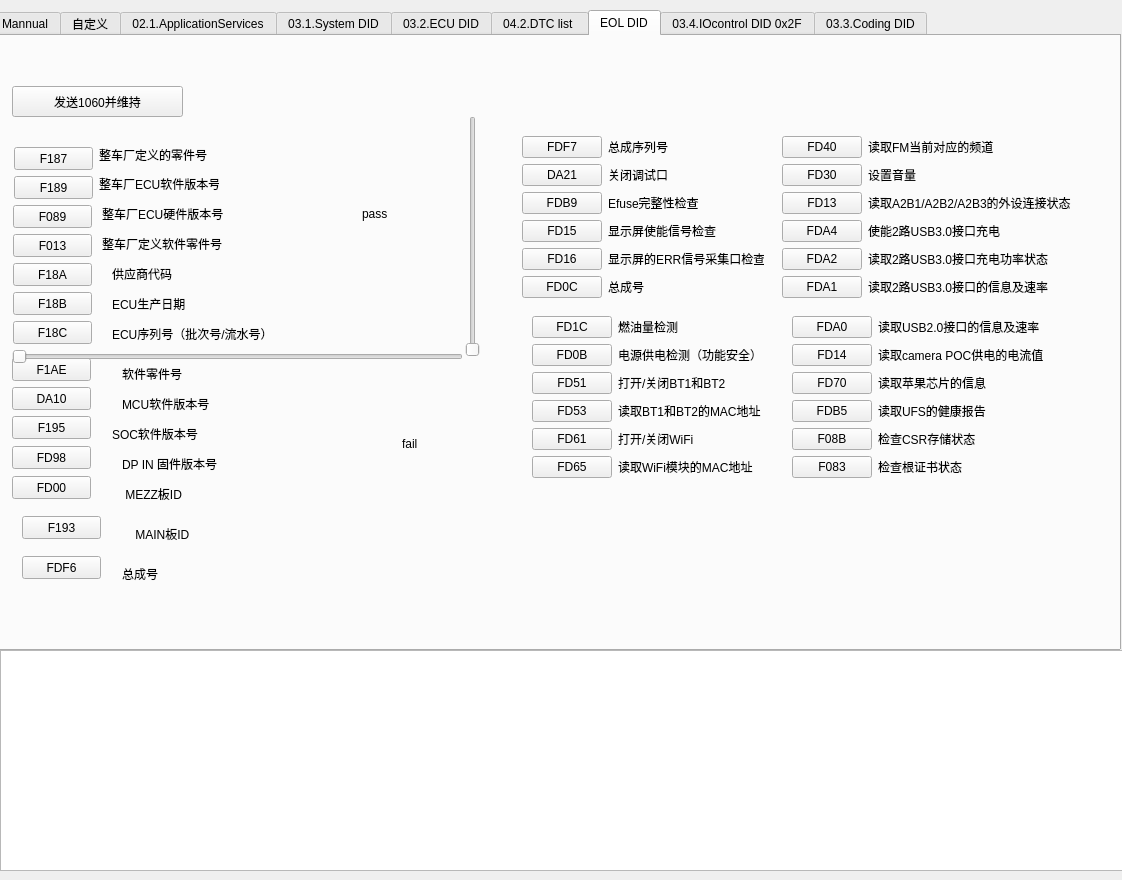
The window that DoIP.ui (july5700/CheryDoIP) describes before a commit, drawn with Qt 5.
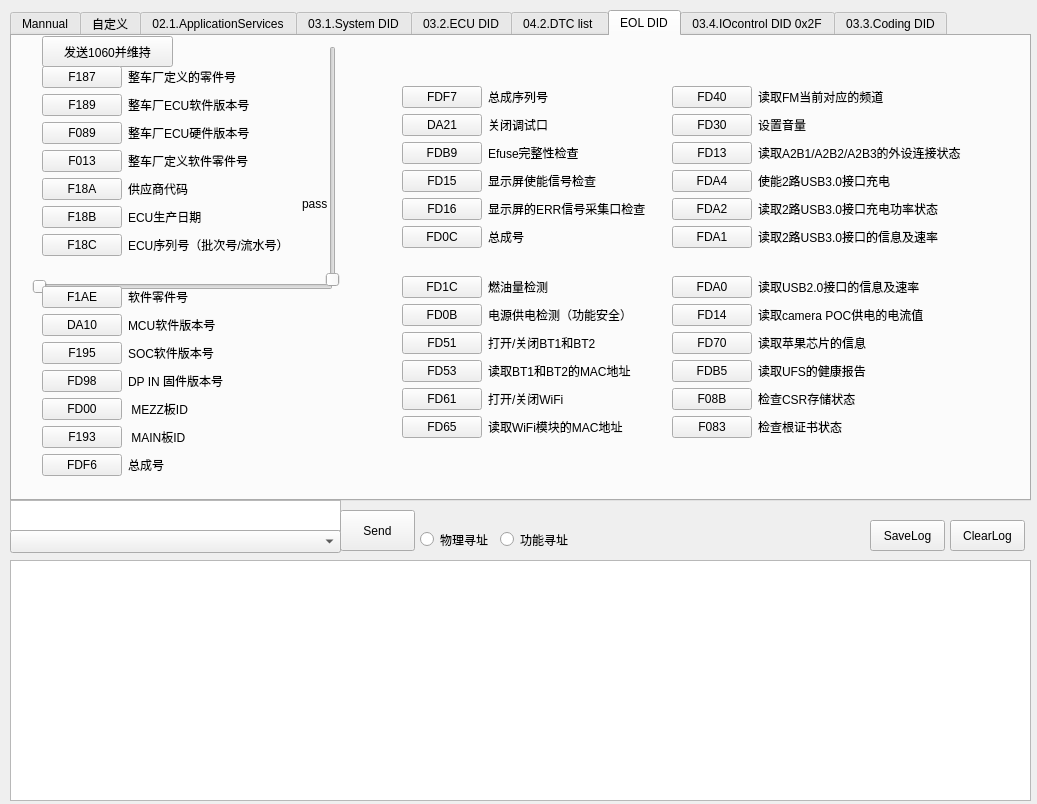
The same window after the commit. The open tabs and pages were chosen to show the change.

The edit to the form file:
```diff
--- a/DoIP.ui
+++ b/DoIP.ui
@@ -6,8 +6,8 @@
    <rect>
     <x>0</x>
     <y>0</y>
-    <width>1122</width>
-    <height>880</height>
+    <width>1037</width>
+    <height>804</height>
    </rect>
   </property>
   <property name="windowTitle">
@@ -16,10 +16,10 @@
   <widget class="QTabWidget" name="tabWidget">
    <property name="geometry">
     <rect>
-     <x>-10</x>
+     <x>10</x>
      <y>10</y>
-     <width>1131</width>
-     <height>641</height>
+     <width>1021</width>
+     <height>491</height>
     </rect>
    </property>
    <property name="currentIndex">
@@ -29,111 +29,6 @@
     <attribute name="title">
      <string>Mannual</string>
     </attribute>
-    <widget class="QTextEdit" name="textEdit_free_input">
-     <property name="geometry">
-      <rect>
-       <x>50</x>
-       <y>260</y>
-       <width>331</width>
-       <height>41</height>
-      </rect>
-     </property>
-     <property name="html">
-      <string>&lt;!DOCTYPE HTML PUBLIC &quot;-//W3C//DTD HTML 4.0//EN&quot; &quot;http://www.w3.org/TR/REC-html40/strict.dtd&quot;&gt;
-&lt;html&gt;&lt;head&gt;&lt;meta name=&quot;qrichtext&quot; content=&quot;1&quot; /&gt;&lt;meta charset=&quot;utf-8&quot; /&gt;&lt;style type=&quot;text/css&quot;&gt;
-p, li { white-space: pre-wrap; }
-hr { height: 1px; border-width: 0; }
-li.unchecked::marker { content: &quot;\2610&quot;; }
-li.checked::marker { content: &quot;\2612&quot;; }
-&lt;/style&gt;&lt;/head&gt;&lt;body style=&quot; font-family:'Microsoft YaHei UI'; font-size:9pt; font-weight:400; font-style:normal;&quot;&gt;
-&lt;p style=&quot;-qt-paragraph-type:empty; margin-top:0px; margin-bottom:0px; margin-left:0px; margin-right:0px; -qt-block-indent:0; text-indent:0px;&quot;&gt;&lt;br /&gt;&lt;/p&gt;&lt;/body&gt;&lt;/html&gt;</string>
-     </property>
-    </widget>
-    <widget class="QPushButton" name="pushButton_send">
-     <property name="geometry">
-      <rect>
-       <x>410</x>
-       <y>260</y>
-       <width>75</width>
-       <height>41</height>
-      </rect>
-     </property>
-     <property name="text">
-      <string>Send</string>
-     </property>
-    </widget>
-    <widget class="QPushButton" name="pushButton_clear_log">
-     <property name="geometry">
-      <rect>
-       <x>510</x>
-       <y>260</y>
-       <width>75</width>
-       <height>41</height>
-      </rect>
-     </property>
-     <property name="text">
-      <string>ClearLog</string>
-     </property>
-    </widget>
-    <widget class="QComboBox" name="comboBox">
-     <property name="geometry">
-      <rect>
-       <x>50</x>
-       <y>310</y>
-       <width>331</width>
-       <height>23</height>
-      </rect>
-     </property>
-    </widget>
-    <widget class="QRadioButton" name="radioButton_functional">
-     <property name="geometry">
-      <rect>
-       <x>510</x>
-       <y>320</y>
-       <width>98</width>
-       <height>19</height>
-      </rect>
-     </property>
-     <property name="text">
-      <string>功能寻址</string>
-     </property>
-    </widget>
-    <widget class="QRadioButton" name="radioButton_physical">
-     <property name="geometry">
-      <rect>
-       <x>410</x>
-       <y>320</y>
-       <width>98</width>
-       <height>19</height>
-      </rect>
-     </property>
-     <property name="text">
-      <string>物理寻址</string>
-     </property>
-    </widget>
-    <widget class="QComboBox" name="comboBox_routine_activate_type">
-     <property name="geometry">
-      <rect>
-       <x>600</x>
-       <y>310</y>
-       <width>101</width>
-       <height>31</height>
-      </rect>
-     </property>
-    </widget>
-    <widget class="QLabel" name="label_8">
-     <property name="geometry">
-      <rect>
-       <x>610</x>
-       <y>290</y>
-       <width>71</width>
-       <height>16</height>
-      </rect>
-     </property>
-     <property name="text">
-      <string>路由激活</string>
-     </property>
-    </widget>
    </widget>
    <widget class="QWidget" name="tab_9">
     <attribute name="title">
@@ -2637,25 +2532,12 @@
     <attribute name="title">
      <string>EOL DID</string>
     </attribute>
-    <widget class="QPushButton" name="pushButton_eol_f187">
-     <property name="geometry">
-      <rect>
-       <x>22</x>
-       <y>111</y>
-       <width>79</width>
-       <height>23</height>
-      </rect>
-     </property>
-     <property name="text">
-      <string>F187</string>
-     </property>
-    </widget>
     <widget class="QPushButton" name="pushButton_1060">
      <property name="geometry">
       <rect>
-       <x>20</x>
-       <y>50</y>
-       <width>171</width>
+       <x>30</x>
+       <y>0</y>
+       <width>131</width>
        <height>31</height>
       </rect>
      </property>
@@ -2663,364 +2545,13 @@
       <string>发送1060并维持</string>
      </property>
     </widget>
-    <widget class="QPushButton" name="pushButton_eol_f189">
-     <property name="geometry">
-      <rect>
-       <x>22</x>
-       <y>140</y>
-       <width>79</width>
-       <height>23</height>
-      </rect>
-     </property>
-     <property name="text">
-      <string>F189</string>
-     </property>
-    </widget>
-    <widget class="QPushButton" name="pushButton_eol_f18c">
-     <property name="geometry">
-      <rect>
-       <x>21</x>
-       <y>285</y>
-       <width>79</width>
-       <height>23</height>
-      </rect>
-     </property>
-     <property name="text">
-      <string>F18C</string>
-     </property>
-    </widget>
-    <widget class="QPushButton" name="pushButton_eol_f013">
-     <property name="geometry">
-      <rect>
-       <x>21</x>
-       <y>198</y>
-       <width>79</width>
-       <height>23</height>
-      </rect>
-     </property>
-     <property name="text">
-      <string>F013</string>
-     </property>
-    </widget>
-    <widget class="QPushButton" name="pushButton_eol_f089">
-     <property name="geometry">
-      <rect>
-       <x>21</x>
-       <y>169</y>
-       <width>79</width>
-       <height>23</height>
-      </rect>
-     </property>
-     <property name="text">
-      <string>F089</string>
-     </property>
-    </widget>
-    <widget class="QPushButton" name="pushButton_eol_f18a">
-     <property name="geometry">
-      <rect>
-       <x>21</x>
-       <y>227</y>
-       <width>79</width>
-       <height>23</height>
-      </rect>
-     </property>
-     <property name="text">
-      <string>F18A</string>
-     </property>
-    </widget>
-    <widget class="QPushButton" name="pushButton_eol_f18b">
-     <property name="geometry">
-      <rect>
-       <x>21</x>
-       <y>256</y>
-       <width>79</width>
-       <height>23</height>
-      </rect>
-     </property>
-     <property name="text">
-      <string>F18B</string>
-     </property>
-    </widget>
-    <widget class="QLabel" name="label_18">
-     <property name="geometry">
-      <rect>
-       <x>107</x>
-       <y>111</y>
-       <width>108</width>
-       <height>16</height>
-      </rect>
-     </property>
-     <property name="text">
-      <string>整车厂定义的零件号</string>
-     </property>
-    </widget>
-    <widget class="QLabel" name="label_21">
-     <property name="geometry">
-      <rect>
-       <x>107</x>
-       <y>140</y>
-       <width>120</width>
-       <height>16</height>
-      </rect>
-     </property>
-     <property name="text">
-      <string>整车厂ECU软件版本号</string>
-     </property>
-    </widget>
-    <widget class="QLabel" name="label_22">
-     <property name="geometry">
-      <rect>
-       <x>110</x>
-       <y>170</y>
-       <width>221</width>
-       <height>16</height>
-      </rect>
-     </property>
-     <property name="text">
-      <string>整车厂ECU硬件版本号</string>
-     </property>
-    </widget>
-    <widget class="QLabel" name="label_23">
-     <property name="geometry">
-      <rect>
-       <x>120</x>
-       <y>390</y>
-       <width>221</width>
-       <height>16</height>
-      </rect>
-     </property>
-     <property name="text">
-      <string>SOC软件版本号</string>
-     </property>
-    </widget>
-    <widget class="QLabel" name="label_24">
-     <property name="geometry">
-      <rect>
-       <x>110</x>
-       <y>200</y>
-       <width>221</width>
-       <height>16</height>
-      </rect>
-     </property>
-     <property name="text">
-      <string>整车厂定义软件零件号</string>
-     </property>
-    </widget>
-    <widget class="QLabel" name="label_25">
-     <property name="geometry">
-      <rect>
-       <x>120</x>
-       <y>260</y>
-       <width>221</width>
-       <height>16</height>
-      </rect>
-     </property>
-     <property name="text">
-      <string>ECU生产日期</string>
-     </property>
-    </widget>
-    <widget class="QLabel" name="label_26">
-     <property name="geometry">
-      <rect>
-       <x>120</x>
-       <y>230</y>
-       <width>221</width>
-       <height>16</height>
-      </rect>
-     </property>
-     <property name="text">
-      <string>供应商代码</string>
-     </property>
-    </widget>
-    <widget class="QLabel" name="label_27">
-     <property name="geometry">
-      <rect>
-       <x>120</x>
-       <y>290</y>
-       <width>221</width>
-       <height>16</height>
-      </rect>
-     </property>
-     <property name="text">
-      <string>ECU序列号（批次号/流水号）</string>
-     </property>
-    </widget>
-    <widget class="QLabel" name="label_28">
-     <property name="geometry">
-      <rect>
-       <x>130</x>
-       <y>330</y>
-       <width>221</width>
-       <height>16</height>
-      </rect>
-     </property>
-     <property name="text">
-      <string>软件零件号</string>
-     </property>
-    </widget>
-    <widget class="QLabel" name="label_29">
-     <property name="geometry">
-      <rect>
-       <x>130</x>
-       <y>360</y>
-       <width>221</width>
-       <height>16</height>
-      </rect>
-     </property>
-     <property name="text">
-      <string>MCU软件版本号</string>
-     </property>
-    </widget>
-    <widget class="QPushButton" name="pushButton_eol_da10">
-     <property name="geometry">
-      <rect>
-       <x>20</x>
-       <y>351</y>
-       <width>79</width>
-       <height>23</height>
-      </rect>
-     </property>
-     <property name="text">
-      <string>DA10</string>
-     </property>
-    </widget>
-    <widget class="QPushButton" name="pushButton_eol_f1ae">
-     <property name="geometry">
-      <rect>
-       <x>20</x>
-       <y>322</y>
-       <width>79</width>
-       <height>23</height>
-      </rect>
-     </property>
-     <property name="text">
-      <string>F1AE</string>
-     </property>
-    </widget>
-    <widget class="QPushButton" name="pushButton_eol_f195">
-     <property name="geometry">
-      <rect>
-       <x>20</x>
-       <y>380</y>
-       <width>79</width>
-       <height>23</height>
-      </rect>
-     </property>
-     <property name="text">
-      <string>F195</string>
-     </property>
-    </widget>
-    <widget class="QPushButton" name="pushButton_eol_f193">
-     <property name="geometry">
-      <rect>
-       <x>30</x>
-       <y>480</y>
-       <width>79</width>
-       <height>23</height>
-      </rect>
-     </property>
-     <property name="text">
-      <string>F193</string>
-     </property>
-    </widget>
-    <widget class="QLabel" name="label_30">
-     <property name="geometry">
-      <rect>
-       <x>130</x>
-       <y>450</y>
-       <width>221</width>
-       <height>16</height>
-      </rect>
-     </property>
-     <property name="text">
-      <string> MEZZ板ID</string>
-     </property>
-    </widget>
-    <widget class="QPushButton" name="pushButton_eol_fd00">
-     <property name="geometry">
-      <rect>
-       <x>20</x>
-       <y>440</y>
-       <width>79</width>
-       <height>23</height>
-      </rect>
-     </property>
-     <property name="text">
-      <string>FD00</string>
-     </property>
-    </widget>
-    <widget class="QLabel" name="label_31">
-     <property name="geometry">
-      <rect>
-       <x>140</x>
-       <y>490</y>
-       <width>221</width>
-       <height>16</height>
-      </rect>
-     </property>
-     <property name="text">
-      <string> MAIN板ID</string>
-     </property>
-    </widget>
-    <widget class="QPushButton" name="pushButton_eol_fdf6">
-     <property name="geometry">
-      <rect>
-       <x>30</x>
-       <y>520</y>
-       <width>79</width>
-       <height>23</height>
-      </rect>
-     </property>
-     <property name="text">
-      <string>FDF6</string>
-     </property>
-    </widget>
-    <widget class="QLabel" name="label_32">
-     <property name="geometry">
-      <rect>
-       <x>130</x>
-       <y>530</y>
-       <width>221</width>
-       <height>16</height>
-      </rect>
-     </property>
-     <property name="text">
-      <string>总成号</string>
-     </property>
-    </widget>
-    <widget class="QPushButton" name="pushButton_eol_fd98">
-     <property name="geometry">
-      <rect>
-       <x>20</x>
-       <y>410</y>
-       <width>79</width>
-       <height>23</height>
-      </rect>
-     </property>
-     <property name="text">
-      <string>FD98</string>
-     </property>
-    </widget>
-    <widget class="QLabel" name="label_33">
-     <property name="geometry">
-      <rect>
-       <x>130</x>
-       <y>420</y>
-       <width>221</width>
-       <height>16</height>
-      </rect>
-     </property>
-     <property name="text">
-      <string>DP IN 固件版本号</string>
-     </property>
-    </widget>
     <widget class="QWidget" name="layoutWidget">
      <property name="geometry">
       <rect>
-       <x>540</x>
-       <y>280</y>
+       <x>390</x>
+       <y>240</y>
        <width>242</width>
-       <height>170</height>
+       <height>182</height>
       </rect>
      </property>
      <layout class="QFormLayout" name="formLayout_2">
@@ -3113,9 +2644,9 @@
     <widget class="QWidget" name="layoutWidget_2">
      <property name="geometry">
       <rect>
-       <x>800</x>
-       <y>280</y>
-       <width>255</width>
+       <x>660</x>
+       <y>240</y>
+       <width>257</width>
        <height>185</height>
       </rect>
      </property>
@@ -3209,10 +2740,10 @@
     <widget class="QWidget" name="layoutWidget_3">
      <property name="geometry">
       <rect>
-       <x>790</x>
-       <y>100</y>
-       <width>295</width>
-       <height>170</height>
+       <x>660</x>
+       <y>50</y>
+       <width>297</width>
+       <height>182</height>
       </rect>
      </property>
      <layout class="QFormLayout" name="formLayout_4">
@@ -3306,8 +2837,8 @@
      <property name="geometry">
       <rect>
        <x>20</x>
-       <y>310</y>
-       <width>451</width>
+       <y>240</y>
+       <width>301</width>
        <height>22</height>
       </rect>
      </property>
@@ -3318,8 +2849,8 @@
     <widget class="QSlider" name="verticalSlider">
      <property name="geometry">
       <rect>
-       <x>470</x>
-       <y>80</y>
+       <x>310</x>
+       <y>10</y>
        <width>22</width>
        <height>241</height>
       </rect>
@@ -3331,8 +2862,8 @@
     <widget class="QLabel" name="label_58">
      <property name="geometry">
       <rect>
-       <x>370</x>
-       <y>170</y>
+       <x>290</x>
+       <y>160</y>
        <width>53</width>
        <height>15</height>
       </rect>
@@ -3341,26 +2872,13 @@
       <string>pass</string>
      </property>
     </widget>
-    <widget class="QLabel" name="label_59">
+    <widget class="QWidget" name="layoutWidget">
      <property name="geometry">
       <rect>
-       <x>410</x>
-       <y>400</y>
-       <width>53</width>
-       <height>15</height>
-      </rect>
-     </property>
-     <property name="text">
-      <string>fail</string>
-     </property>
-    </widget>
-    <widget class="QWidget" name="">
-     <property name="geometry">
-      <rect>
-       <x>530</x>
-       <y>100</y>
-       <width>242</width>
-       <height>170</height>
+       <x>390</x>
+       <y>50</y>
+       <width>244</width>
+       <height>182</height>
       </rect>
      </property>
      <layout class="QFormLayout" name="formLayout">
@@ -3450,6 +2968,226 @@
       </item>
      </layout>
     </widget>
+    <widget class="QWidget" name="">
+     <property name="geometry">
+      <rect>
+       <x>30</x>
+       <y>250</y>
+       <width>187</width>
+       <height>213</height>
+      </rect>
+     </property>
+     <layout class="QFormLayout" name="formLayout_5">
+      <item row="0" column="0">
+       <widget class="QPushButton" name="pushButton_eol_f1ae">
+        <property name="text">
+         <string>F1AE</string>
+        </property>
+       </widget>
+      </item>
+      <item row="0" column="1">
+       <widget class="QLabel" name="label_28">
+        <property name="text">
+         <string>软件零件号</string>
+        </property>
+       </widget>
+      </item>
+      <item row="1" column="0">
+       <widget class="QPushButton" name="pushButton_eol_da10">
+        <property name="text">
+         <string>DA10</string>
+        </property>
+       </widget>
+      </item>
+      <item row="1" column="1">
+       <widget class="QLabel" name="label_29">
+        <property name="text">
+         <string>MCU软件版本号</string>
+        </property>
+       </widget>
+      </item>
+      <item row="2" column="0">
+       <widget class="QPushButton" name="pushButton_eol_f195">
+        <property name="text">
+         <string>F195</string>
+        </property>
+       </widget>
+      </item>
+      <item row="2" column="1">
+       <widget class="QLabel" name="label_23">
+        <property name="text">
+         <string>SOC软件版本号</string>
+        </property>
+       </widget>
+      </item>
+      <item row="3" column="0">
+       <widget class="QPushButton" name="pushButton_eol_fd98">
+        <property name="text">
+         <string>FD98</string>
+        </property>
+       </widget>
+      </item>
+      <item row="3" column="1">
+       <widget class="QLabel" name="label_33">
+        <property name="text">
+         <string>DP IN 固件版本号</string>
+        </property>
+       </widget>
+      </item>
+      <item row="4" column="0">
+       <widget class="QPushButton" name="pushButton_eol_fd00">
+        <property name="text">
+         <string>FD00</string>
+        </property>
+       </widget>
+      </item>
+      <item row="4" column="1">
+       <widget class="QLabel" name="label_30">
+        <property name="text">
+         <string> MEZZ板ID</string>
+        </property>
+       </widget>
+      </item>
+      <item row="5" column="0">
+       <widget class="QPushButton" name="pushButton_eol_f193">
+        <property name="text">
+         <string>F193</string>
+        </property>
+       </widget>
+      </item>
+      <item row="5" column="1">
+       <widget class="QLabel" name="label_31">
+        <property name="text">
+         <string> MAIN板ID</string>
+        </property>
+       </widget>
+      </item>
+      <item row="6" column="0">
+       <widget class="QPushButton" name="pushButton_eol_fdf6">
+        <property name="text">
+         <string>FDF6</string>
+        </property>
+       </widget>
+      </item>
+      <item row="6" column="1">
+       <widget class="QLabel" name="label_32">
+        <property name="text">
+         <string>总成号</string>
+        </property>
+       </widget>
+      </item>
+     </layout>
+    </widget>
+    <widget class="QWidget" name="">
+     <property name="geometry">
+      <rect>
+       <x>30</x>
+       <y>30</y>
+       <width>250</width>
+       <height>213</height>
+      </rect>
+     </property>
+     <layout class="QFormLayout" name="formLayout_6">
+      <item row="0" column="0">
+       <widget class="QPushButton" name="pushButton_eol_f187">
+        <property name="text">
+         <string>F187</string>
+        </property>
+       </widget>
+      </item>
+      <item row="0" column="1">
+       <widget class="QLabel" name="label_18">
+        <property name="text">
+         <string>整车厂定义的零件号</string>
+        </property>
+       </widget>
+      </item>
+      <item row="1" column="0">
+       <widget class="QPushButton" name="pushButton_eol_f189">
+        <property name="text">
+         <string>F189</string>
+        </property>
+       </widget>
+      </item>
+      <item row="1" column="1">
+       <widget class="QLabel" name="label_21">
+        <property name="text">
+         <string>整车厂ECU软件版本号</string>
+        </property>
+       </widget>
+      </item>
+      <item row="2" column="0">
+       <widget class="QPushButton" name="pushButton_eol_f089">
+        <property name="text">
+         <string>F089</string>
+        </property>
+       </widget>
+      </item>
+      <item row="2" column="1">
+       <widget class="QLabel" name="label_22">
+        <property name="text">
+         <string>整车厂ECU硬件版本号</string>
+        </property>
+       </widget>
+      </item>
+      <item row="3" column="0">
+       <widget class="QPushButton" name="pushButton_eol_f013">
+        <property name="text">
+         <string>F013</string>
+        </property>
+       </widget>
+      </item>
+      <item row="3" column="1">
+       <widget class="QLabel" name="label_24">
+        <property name="text">
+         <string>整车厂定义软件零件号</string>
+        </property>
+       </widget>
+      </item>
+      <item row="4" column="0">
+       <widget class="QPushButton" name="pushButton_eol_f18a">
+        <property name="text">
+         <string>F18A</string>
+        </property>
+       </widget>
+      </item>
+      <item row="4" column="1">
+       <widget class="QLabel" name="label_26">
+        <property name="text">
+         <string>供应商代码</string>
+        </property>
+       </widget>
+      </item>
+      <item row="5" column="0">
+       <widget class="QPushButton" name="pushButton_eol_f18b">
+        <property name="text">
+         <string>F18B</string>
+        </property>
+       </widget>
+      </item>
+      <item row="5" column="1">
+       <widget class="QLabel" name="label_25">
+        <property name="text">
+         <string>ECU生产日期</string>
+        </property>
+       </widget>
+      </item>
+      <item row="6" column="0">
+       <widget class="QPushButton" name="pushButton_eol_f18c">
+        <property name="text">
+         <string>F18C</string>
+        </property>
+       </widget>
+      </item>
+      <item row="6" column="1">
+       <widget class="QLabel" name="label_27">
+        <property name="text">
+         <string>ECU序列号（批次号/流水号）</string>
+        </property>
+       </widget>
+      </item>
+     </layout>
+    </widget>
    </widget>
    <widget class="QWidget" name="tab_7">
     <attribute name="title">
@@ -3687,13 +3425,108 @@
   <widget class="QTextBrowser" name="textBrowser">
    <property name="geometry">
     <rect>
-     <x>0</x>
-     <y>650</y>
-     <width>1141</width>
-     <height>221</height>
+     <x>10</x>
+     <y>560</y>
+     <width>1021</width>
+     <height>241</height>
     </rect>
    </property>
   </widget>
+  <widget class="QPushButton" name="pushButton_clear_log">
+   <property name="geometry">
+    <rect>
+     <x>950</x>
+     <y>520</y>
+     <width>75</width>
+     <height>31</height>
+    </rect>
+   </property>
+   <property name="text">
+    <string>ClearLog</string>
+   </property>
+  </widget>
+  <widget class="QPushButton" name="pushButton_save_log">
+   <property name="geometry">
+    <rect>
+     <x>870</x>
+     <y>520</y>
+     <width>75</width>
+     <height>31</height>
+    </rect>
+   </property>
+   <property name="text">
+    <string>SaveLog</string>
+   </property>
+  </widget>
+  <widget class="QTextEdit" name="textEdit_free_input">
+   <property name="geometry">
+    <rect>
+     <x>10</x>
+     <y>500</y>
+     <width>331</width>
+     <height>31</height>
+    </rect>
+   </property>
+   <property name="html">
+    <string>&lt;!DOCTYPE HTML PUBLIC &quot;-//W3C//DTD HTML 4.0//EN&quot; &quot;http://www.w3.org/TR/REC-html40/strict.dtd&quot;&gt;
+&lt;html&gt;&lt;head&gt;&lt;meta name=&quot;qrichtext&quot; content=&quot;1&quot; /&gt;&lt;meta charset=&quot;utf-8&quot; /&gt;&lt;style type=&quot;text/css&quot;&gt;
+p, li { white-space: pre-wrap; }
+hr { height: 1px; border-width: 0; }
+li.unchecked::marker { content: &quot;\2610&quot;; }
+li.checked::marker { content: &quot;\2612&quot;; }
+&lt;/style&gt;&lt;/head&gt;&lt;body style=&quot; font-family:'Microsoft YaHei UI'; font-size:9pt; font-weight:400; font-style:normal;&quot;&gt;
+&lt;p style=&quot;-qt-paragraph-type:empty; margin-top:0px; margin-bottom:0px; margin-left:0px; margin-right:0px; -qt-block-indent:0; text-indent:0px;&quot;&gt;&lt;br /&gt;&lt;/p&gt;&lt;/body&gt;&lt;/html&gt;</string>
+   </property>
+  </widget>
+  <widget class="QPushButton" name="pushButton_send">
+   <property name="geometry">
+    <rect>
+     <x>340</x>
+     <y>510</y>
+     <width>75</width>
+     <height>41</height>
+    </rect>
+   </property>
+   <property name="text">
+    <string>Send</string>
+   </property>
+  </widget>
+  <widget class="QComboBox" name="comboBox">
+   <property name="geometry">
+    <rect>
+     <x>10</x>
+     <y>530</y>
+     <width>331</width>
+     <height>23</height>
+    </rect>
+   </property>
+  </widget>
+  <widget class="QRadioButton" name="radioButton_physical">
+   <property name="geometry">
+    <rect>
+     <x>420</x>
+     <y>530</y>
+     <width>98</width>
+     <height>19</height>
+    </rect>
+   </property>
+   <property name="text">
+    <string>物理寻址</string>
+   </property>
+  </widget>
+  <widget class="QRadioButton" name="radioButton_functional">
+   <property name="geometry">
+    <rect>
+     <x>500</x>
+     <y>530</y>
+     <width>98</width>
+     <height>19</height>
+    </rect>
+   </property>
+   <property name="text">
+    <string>功能寻址</string>
+   </property>
+  </widget>
  </widget>
  <resources/>
  <connections/>
```
Left out of the diff: 482 changed lines with no effect on the pictures.
